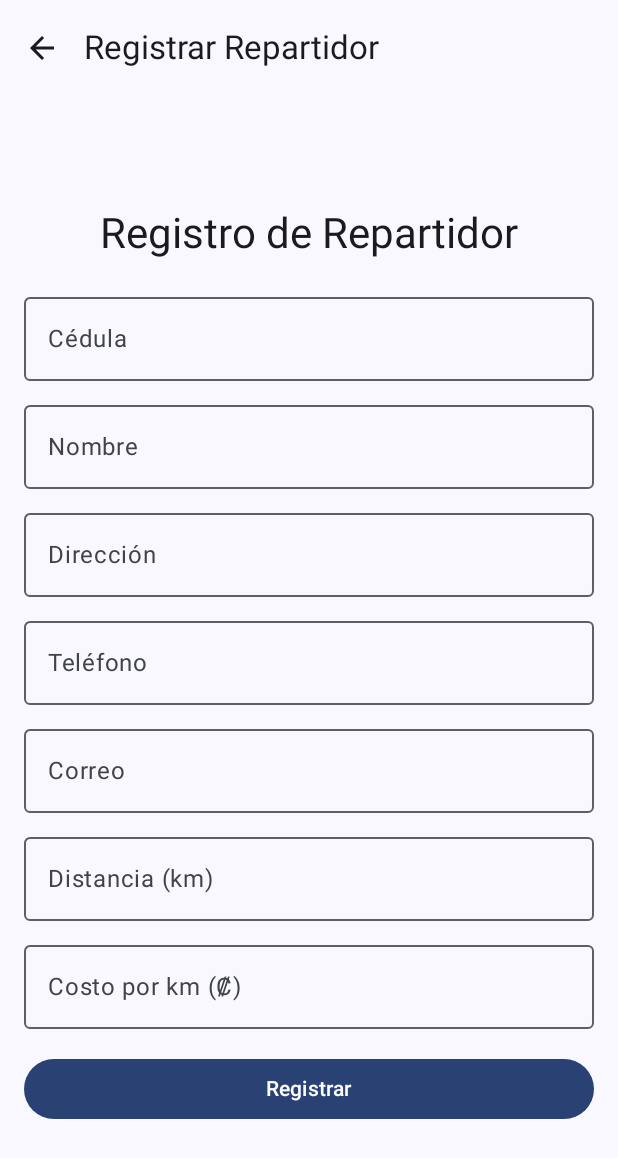
After one commit to imendezr/CletaEatsApp, an Android app built with Jetpack Compose: the RepartidorRegistrationScreen screen opened through its navigation route, on a phone screen of 412 x 824 dp. The commit adds this screen. Shown: the top 1158 px of the screen. Run offline under Robolectric (Android 15) with nearby library versions, the phone set to English and light mode, and no system bars; our stand-ins replace Dagger/Hilt's generated code, window size class.

Commit message:
Registro de repartidores y restaurantes

```diff
--- a/app/src/main/java/com/example/cletaeatsapp/MainActivity.kt
+++ b/app/src/main/java/com/example/cletaeatsapp/MainActivity.kt
@@ -18,6 +18,7 @@ import androidx.compose.foundation.layout.size
 import androidx.compose.foundation.layout.width
 import androidx.compose.material.icons.Icons
 import androidx.compose.material.icons.filled.BarChart
+import androidx.compose.material.icons.filled.DeliveryDining
 import androidx.compose.material.icons.filled.Menu
 import androidx.compose.material.icons.filled.Person
 import androidx.compose.material.icons.filled.Restaurant
@@ -193,6 +194,30 @@ fun MainNavDrawer() {
                         }
                     }
                 )
+                DrawerItem(
+                    text = "Registrar Restaurante",
+                    icon = Icons.Default.Restaurant,
+                    contentDescription = "Registrar restaurante",
+                    tag = "drawer_register_restaurant",
+                    onClick = {
+                        scope.launch {
+                            drawerState.close()
+                            navController.navigate("register_restaurant")
+                        }
+                    }
+                )
+                DrawerItem(
+                    text = "Registrar Repartidor",
+                    icon = Icons.Default.DeliveryDining,
+                    contentDescription = "Registrar repartidor",
+                    tag = "drawer_register_repartidor",
+                    onClick = {
+                        scope.launch {
+                            drawerState.close()
+                            navController.navigate("register_repartidor")
+                        }
+                    }
+                )
             }
         }
     ) {
--- a/app/src/main/java/com/example/cletaeatsapp/ui/navigation/NavGraph.kt
+++ b/app/src/main/java/com/example/cletaeatsapp/ui/navigation/NavGraph.kt
@@ -10,9 +10,11 @@ import com.example.cletaeatsapp.data.model.Restaurante
 import com.example.cletaeatsapp.ui.screens.LoginScreen
 import com.example.cletaeatsapp.ui.screens.OrdersScreen
 import com.example.cletaeatsapp.ui.screens.ProfileScreen
+import com.example.cletaeatsapp.ui.screens.RepartidorRegistrationScreen
 import com.example.cletaeatsapp.ui.screens.ReportsScreen
 import com.example.cletaeatsapp.ui.screens.RestaurantDetailsScreen
 import com.example.cletaeatsapp.ui.screens.RestaurantListScreen
+import com.example.cletaeatsapp.ui.screens.RestaurantRegistrationScreen
 import com.example.cletaeatsapp.viewmodel.LoginViewModel
 import com.google.gson.Gson
 import kotlinx.coroutines.CoroutineScope
@@ -47,7 +49,7 @@ fun NavGraph(
         composable("restaurants/{clienteId}") { backStackEntry ->
             val clienteId = backStackEntry.arguments?.getString("clienteId") ?: ""
             Log.d("NavGraph", "Entered restaurants route with clienteId: $clienteId")
-            if (clienteId.isBlank()) {
+            if (clienteId.isBlank() && clienteId != "0") {
                 Log.w("NavGraph", "Blank clienteId, redirecting to login")
                 navController.navigate("login") {
                     popUpTo(0) { inclusive = true }
@@ -110,6 +112,16 @@ fun NavGraph(
                 navController = navController
             )
         }
+        composable("register_restaurant") {
+            RestaurantRegistrationScreen(
+                navController = navController
+            )
+        }
+        composable("register_repartidor") {
+            RepartidorRegistrationScreen(
+                navController = navController
+            )
+        }
     }
 }
 
--- a/app/src/main/java/com/example/cletaeatsapp/ui/screens/LoginScreen.kt
+++ b/app/src/main/java/com/example/cletaeatsapp/ui/screens/LoginScreen.kt
@@ -1,6 +1,10 @@
 package com.example.cletaeatsapp.ui.screens
 
 import android.util.Log
+import androidx.compose.animation.AnimatedContent
+import androidx.compose.animation.fadeIn
+import androidx.compose.animation.fadeOut
+import androidx.compose.animation.togetherWith
 import androidx.compose.foundation.layout.Arrangement
 import androidx.compose.foundation.layout.Column
 import androidx.compose.foundation.layout.Spacer
@@ -11,17 +15,26 @@ import androidx.compose.foundation.layout.padding
 import androidx.compose.foundation.layout.size
 import androidx.compose.material3.Button
 import androidx.compose.material3.CircularProgressIndicator
+import androidx.compose.material3.ExperimentalMaterial3Api
 import androidx.compose.material3.MaterialTheme
 import androidx.compose.material3.OutlinedTextField
 import androidx.compose.material3.Text
+import androidx.compose.material3.TextButton
+import androidx.compose.material3.windowsizeclass.ExperimentalMaterial3WindowSizeClassApi
+import androidx.compose.material3.windowsizeclass.WindowWidthSizeClass
+import androidx.compose.material3.windowsizeclass.calculateWindowSizeClass
 import androidx.compose.runtime.Composable
 import androidx.compose.runtime.getValue
 import androidx.compose.ui.Alignment
 import androidx.compose.ui.Modifier
+import androidx.compose.ui.platform.LocalContext
+import androidx.compose.ui.semantics.heading
+import androidx.compose.ui.semantics.semantics
 import androidx.compose.ui.unit.dp
 import androidx.hilt.navigation.compose.hiltViewModel
 import com.example.cletaeatsapp.viewmodel.LoginViewModel
 
+@OptIn(ExperimentalMaterial3Api::class, ExperimentalMaterial3WindowSizeClassApi::class)
 @Composable
 fun LoginScreen(
     onLoginSuccess: (String) -> Unit,
@@ -36,6 +49,11 @@ fun LoginScreen(
     val errorMessage by viewModel.errorMessage
     val isRegistering by viewModel.isRegistering
     val isLoading by viewModel.isLoading
+    val context = LocalContext.current
+    val windowSizeClass = calculateWindowSizeClass(context as androidx.activity.ComponentActivity)
+    val isExpanded = windowSizeClass.widthSizeClass == WindowWidthSizeClass.Expanded
+    val padding = if (isExpanded) 32.dp else 16.dp
+
     Log.d(
         "LoginScreen",
         "Recomposing LoginScreen, isLoading: $isLoading, isRegistering: $isRegistering"
@@ -44,30 +62,39 @@ fun LoginScreen(
     Column(
         modifier = modifier
             .fillMaxSize()
-            .padding(16.dp),
+            .padding(padding),
         verticalArrangement = Arrangement.Center,
         horizontalAlignment = Alignment.CenterHorizontally
     ) {
         Text(
-            text = if (isRegistering) "Registro" else "Iniciar Sesión",
-            style = MaterialTheme.typography.headlineMedium
+            text = if (isRegistering) "Registro de Cliente" else "Iniciar Sesión",
+            style = MaterialTheme.typography.headlineMedium,
+            modifier = Modifier.semantics { heading() }
         )
         Spacer(modifier = Modifier.height(16.dp))
+        AnimatedContent(
+            targetState = isRegistering,
+            transitionSpec = { fadeIn() togetherWith fadeOut() },
+            label = "login_form_transition"
+        ) { registering ->
+            Column(horizontalAlignment = Alignment.CenterHorizontally) {
                 OutlinedTextField(
                     value = cedula,
                     onValueChange = { viewModel.cedula.value = it },
                     label = { Text("Cédula") },
                     modifier = Modifier.fillMaxWidth(),
-            enabled = !isLoading
+                    enabled = !isLoading,
+                    isError = errorMessage != null && cedula.isBlank()
                 )
-        if (isRegistering) {
+                if (registering) {
                     Spacer(modifier = Modifier.height(8.dp))
                     OutlinedTextField(
                         value = nombre,
                         onValueChange = { viewModel.nombre.value = it },
                         label = { Text("Nombre") },
                         modifier = Modifier.fillMaxWidth(),
-                enabled = !isLoading
+                        enabled = !isLoading,
+                        isError = errorMessage != null && nombre.isBlank()
                     )
                     Spacer(modifier = Modifier.height(8.dp))
                     OutlinedTextField(
@@ -75,7 +102,8 @@ fun LoginScreen(
                         onValueChange = { viewModel.direccion.value = it },
                         label = { Text("Dirección") },
                         modifier = Modifier.fillMaxWidth(),
-                enabled = !isLoading
+                        enabled = !isLoading,
+                        isError = errorMessage != null && direccion.isBlank()
                     )
                     Spacer(modifier = Modifier.height(8.dp))
                     OutlinedTextField(
@@ -83,7 +111,8 @@ fun LoginScreen(
                         onValueChange = { viewModel.telefono.value = it },
                         label = { Text("Teléfono") },
                         modifier = Modifier.fillMaxWidth(),
-                enabled = !isLoading
+                        enabled = !isLoading,
+                        isError = errorMessage != null && telefono.isBlank()
                     )
                     Spacer(modifier = Modifier.height(8.dp))
                     OutlinedTextField(
@@ -91,8 +120,11 @@ fun LoginScreen(
                         onValueChange = { viewModel.correo.value = it },
                         label = { Text("Correo") },
                         modifier = Modifier.fillMaxWidth(),
-                enabled = !isLoading
+                        enabled = !isLoading,
+                        isError = errorMessage != null && correo.isBlank()
                     )
+                }
+            }
         }
         Spacer(modifier = Modifier.height(16.dp))
         Button(
@@ -124,9 +156,20 @@ fun LoginScreen(
                 Text(if (isRegistering) "Registrar" else "Iniciar Sesión")
             }
         }
+        Spacer(modifier = Modifier.height(8.dp))
+        TextButton(
+            onClick = { viewModel.isRegistering.value = !isRegistering },
+            enabled = !isLoading
+        ) {
+            Text(if (isRegistering) "Ya tengo cuenta" else "Registrarme")
+        }
         errorMessage?.let {
             Spacer(modifier = Modifier.height(8.dp))
-            Text(text = it, color = MaterialTheme.colorScheme.error)
+            Text(
+                text = it,
+                color = MaterialTheme.colorScheme.error,
+                style = MaterialTheme.typography.bodyMedium
+            )
         }
     }
 }
--- /dev/null
+++ b/app/src/main/java/com/example/cletaeatsapp/ui/screens/RepartidorRegistrationScreen.kt
@@ -0,0 +1,191 @@
+package com.example.cletaeatsapp.ui.screens
+
+import androidx.compose.animation.AnimatedContent
+import androidx.compose.animation.fadeIn
+import androidx.compose.animation.fadeOut
+import androidx.compose.animation.togetherWith
+import androidx.compose.foundation.layout.Arrangement
+import androidx.compose.foundation.layout.Column
+import androidx.compose.foundation.layout.Spacer
+import androidx.compose.foundation.layout.fillMaxSize
+import androidx.compose.foundation.layout.fillMaxWidth
+import androidx.compose.foundation.layout.height
+import androidx.compose.foundation.layout.padding
+import androidx.compose.foundation.layout.size
+import androidx.compose.material.icons.Icons
+import androidx.compose.material.icons.automirrored.filled.ArrowBack
+import androidx.compose.material3.Button
+import androidx.compose.material3.CircularProgressIndicator
+import androidx.compose.material3.ExperimentalMaterial3Api
+import androidx.compose.material3.Icon
+import androidx.compose.material3.IconButton
+import androidx.compose.material3.MaterialTheme
+import androidx.compose.material3.OutlinedTextField
+import androidx.compose.material3.Scaffold
+import androidx.compose.material3.Text
+import androidx.compose.material3.TopAppBar
+import androidx.compose.material3.windowsizeclass.ExperimentalMaterial3WindowSizeClassApi
+import androidx.compose.material3.windowsizeclass.WindowWidthSizeClass
+import androidx.compose.material3.windowsizeclass.calculateWindowSizeClass
+import androidx.compose.runtime.Composable
+import androidx.compose.runtime.getValue
+import androidx.compose.ui.Alignment
+import androidx.compose.ui.Modifier
+import androidx.compose.ui.platform.LocalContext
+import androidx.compose.ui.semantics.heading
+import androidx.compose.ui.semantics.semantics
+import androidx.compose.ui.unit.dp
+import androidx.hilt.navigation.compose.hiltViewModel
+import androidx.navigation.NavController
+import com.example.cletaeatsapp.viewmodel.RepartidorRegistrationViewModel
+
+@OptIn(ExperimentalMaterial3Api::class, ExperimentalMaterial3WindowSizeClassApi::class)
+@Composable
+fun RepartidorRegistrationScreen(
+    navController: NavController,
+    modifier: Modifier = Modifier,
+    viewModel: RepartidorRegistrationViewModel = hiltViewModel()
+) {
+    val cedula by viewModel.cedula
+    val nombre by viewModel.nombre
+    val direccion by viewModel.direccion
+    val telefono by viewModel.telefono
+    val correo by viewModel.correo
+    val distancia by viewModel.distancia
+    val costoPorKm by viewModel.costoPorKm
+    val errorMessage by viewModel.errorMessage
+    val isLoading by viewModel.isLoading
+    val context = LocalContext.current
+    val windowSizeClass = calculateWindowSizeClass(context as androidx.activity.ComponentActivity)
+    val isExpanded = windowSizeClass.widthSizeClass == WindowWidthSizeClass.Expanded
+    val padding = if (isExpanded) 32.dp else 16.dp
+
+    Scaffold(
+        topBar = {
+            TopAppBar(
+                title = { Text("Registrar Repartidor") },
+                navigationIcon = {
+                    IconButton(onClick = { navController.popBackStack() }) {
+                        Icon(Icons.AutoMirrored.Filled.ArrowBack, contentDescription = "Volver")
+                    }
+                }
+            )
+        }
+    ) { innerPadding ->
+        Column(
+            modifier = modifier
+                .fillMaxSize()
+                .padding(innerPadding)
+                .padding(padding),
+            verticalArrangement = Arrangement.Center,
+            horizontalAlignment = Alignment.CenterHorizontally
+        ) {
+            Text(
+                text = "Registro de Repartidor",
+                style = MaterialTheme.typography.headlineMedium,
+                modifier = Modifier.semantics { heading() }
+            )
+            Spacer(modifier = Modifier.height(16.dp))
+            AnimatedContent(
+                targetState = isLoading,
+                transitionSpec = { fadeIn() togetherWith fadeOut() },
+                label = "repartidor_form_transition"
+            ) { loading ->
+                Column(horizontalAlignment = Alignment.CenterHorizontally) {
+                    OutlinedTextField(
+                        value = cedula,
+                        onValueChange = { viewModel.cedula.value = it },
+                        label = { Text("Cédula") },
+                        modifier = Modifier.fillMaxWidth(),
+                        enabled = !loading,
+                        isError = errorMessage != null && cedula.isBlank()
+                    )
+                    Spacer(modifier = Modifier.height(8.dp))
+                    OutlinedTextField(
+                        value = nombre,
+                        onValueChange = { viewModel.nombre.value = it },
+                        label = { Text("Nombre") },
+                        modifier = Modifier.fillMaxWidth(),
+                        enabled = !loading,
+                        isError = errorMessage != null && nombre.isBlank()
+                    )
+                    Spacer(modifier = Modifier.height(8.dp))
+                    OutlinedTextField(
+                        value = direccion,
+                        onValueChange = { viewModel.direccion.value = it },
+                        label = { Text("Dirección") },
+                        modifier = Modifier.fillMaxWidth(),
+                        enabled = !loading,
+                        isError = errorMessage != null && direccion.isBlank()
+                    )
+                    Spacer(modifier = Modifier.height(8.dp))
+                    OutlinedTextField(
+                        value = telefono,
+                        onValueChange = { viewModel.telefono.value = it },
+                        label = { Text("Teléfono") },
+                        modifier = Modifier.fillMaxWidth(),
+                        enabled = !loading,
+                        isError = errorMessage != null && telefono.isBlank()
+                    )
+                    Spacer(modifier = Modifier.height(8.dp))
+                    OutlinedTextField(
+                        value = correo,
+                        onValueChange = { viewModel.correo.value = it },
+                        label = { Text("Correo") },
+                        modifier = Modifier.fillMaxWidth(),
+                        enabled = !loading,
+                        isError = errorMessage != null && correo.isBlank()
+                    )
+                    Spacer(modifier = Modifier.height(8.dp))
+                    OutlinedTextField(
+                        value = distancia,
+                        onValueChange = { viewModel.distancia.value = it },
+                        label = { Text("Distancia (km)") },
+                        modifier = Modifier.fillMaxWidth(),
+                        enabled = !loading,
+                        isError = errorMessage != null && distancia.isBlank()
+                    )
+                    Spacer(modifier = Modifier.height(8.dp))
+                    OutlinedTextField(
+                        value = costoPorKm,
+                        onValueChange = { viewModel.costoPorKm.value = it },
+                        label = { Text("Costo por km (₡)") },
+                        modifier = Modifier.fillMaxWidth(),
+                        enabled = !loading,
+                        isError = errorMessage != null && costoPorKm.isBlank()
+                    )
+                }
+            }
+            Spacer(modifier = Modifier.height(16.dp))
+            Button(
+                onClick = {
+                    viewModel.register {
+                        navController.navigate("restaurants/0") {
+                            popUpTo("register_repartidor") { inclusive = true }
+                        }
+                    }
+                },
+                modifier = Modifier.fillMaxWidth(),
+                enabled = !isLoading
+            ) {
+                if (isLoading) {
+                    CircularProgressIndicator(
+                        modifier = Modifier.size(24.dp),
+                        color = MaterialTheme.colorScheme.onPrimary,
+                        strokeWidth = 2.dp
+                    )
+                } else {
+                    Text("Registrar")
+                }
+            }
+            errorMessage?.let {
+                Spacer(modifier = Modifier.height(8.dp))
+                Text(
+                    text = it,
+                    color = MaterialTheme.colorScheme.error,
+                    style = MaterialTheme.typography.bodyMedium
+                )
+            }
+        }
+    }
+}
```
Also changed, not shown: app/src/main/java/com/example/cletaeatsapp/ui/screens/RestaurantRegistrationScreen.kt (added, +161 -0 lines), app/src/main/java/com/example/cletaeatsapp/viewmodel/RepartidorRegistrationViewModel.kt (added, +149 -0 lines), app/src/main/java/com/example/cletaeatsapp/viewmodel/RestaurantRegistrationViewModel.kt (added, +100 -0 lines). Lines whose indentation alone changed are shown as unchanged.
